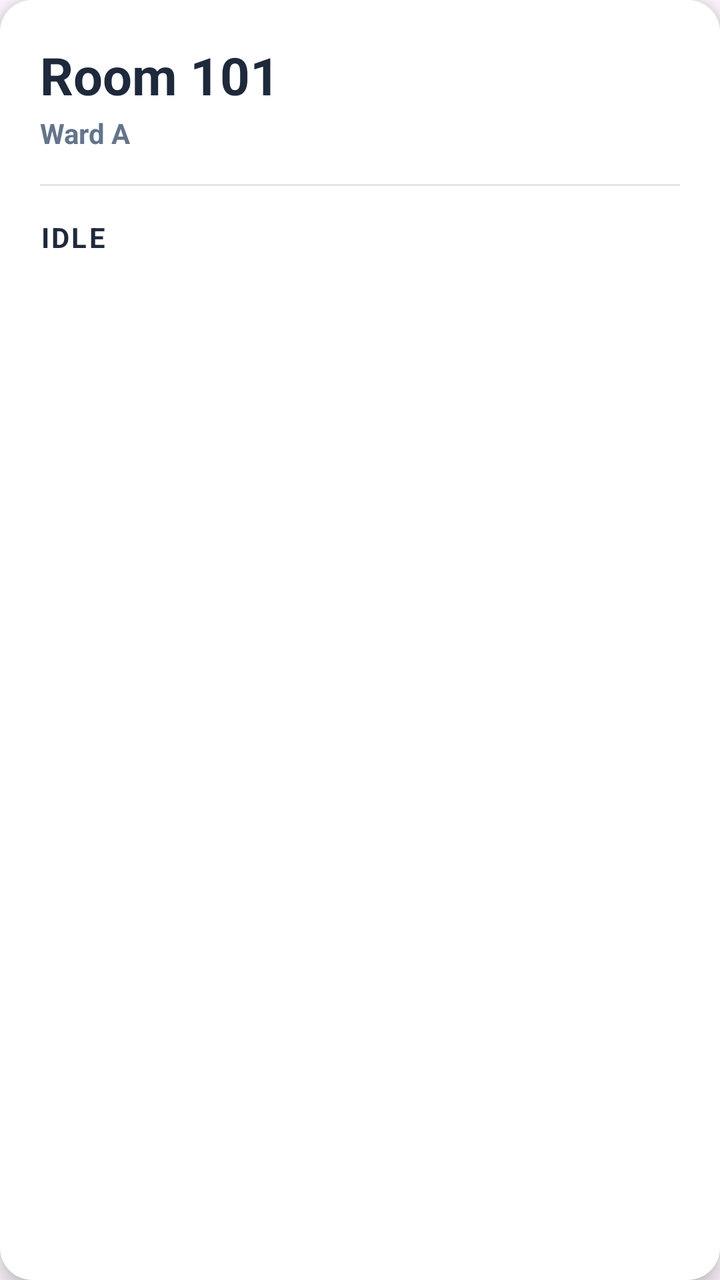
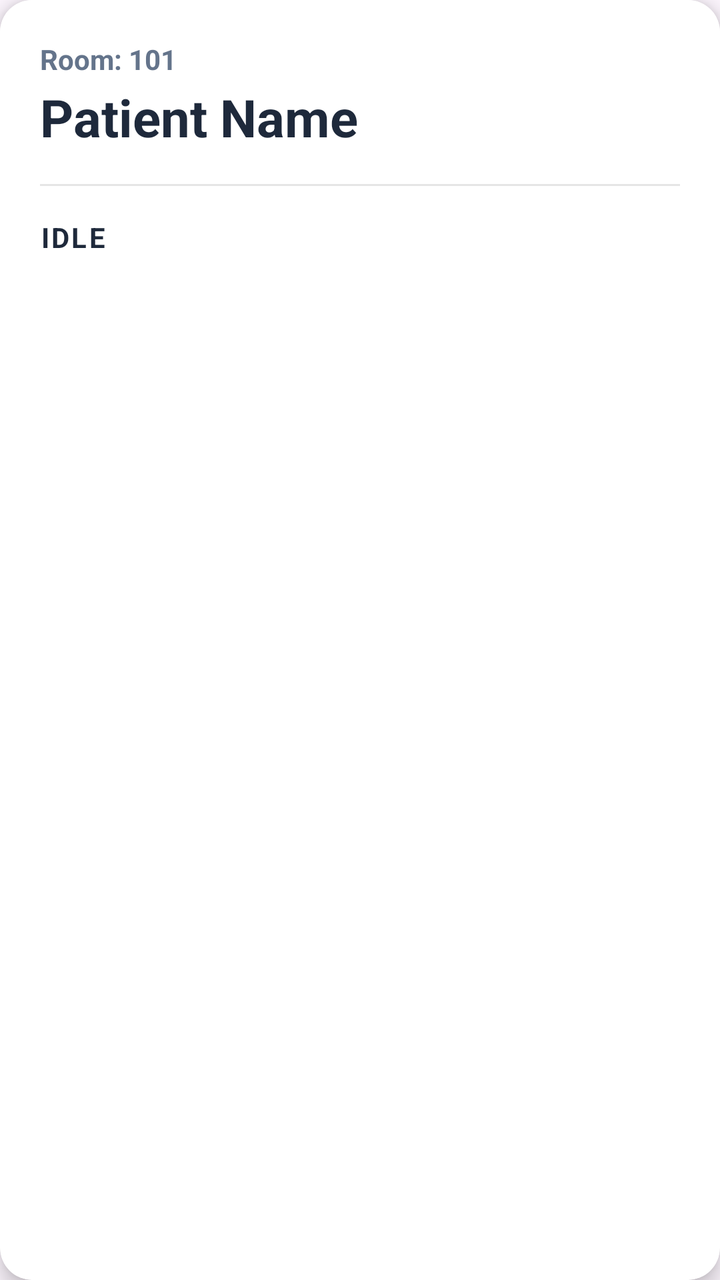

The first picture is an Android layout as it rendered before a commit; the second is the same layout after the commit. The layout source and the unified diff follow.
<!-- AndroidManifest.xml: application theme Theme.RoomCallingSystem -->
<!-- res/layout/item_room_card.xml -->
<?xml version="1.0" encoding="utf-8"?>
<androidx.cardview.widget.CardView xmlns:android="http://schemas.android.com/apk/res/android"
    xmlns:app="http://schemas.android.com/apk/res-auto"
    android:layout_width="match_parent"
    android:layout_height="wrap_content"
    android:layout_margin="10dp"
    app:cardCornerRadius="16dp"
    app:cardElevation="6dp">

    <LinearLayout
        android:id="@+id/cardBackground"
        android:layout_width="match_parent"
        android:layout_height="wrap_content"
        android:orientation="vertical"
        android:padding="20dp"
        android:background="#FFFFFF">

        <TextView
            android:id="@+id/tvRoomName"
            android:layout_width="wrap_content"
            android:layout_height="wrap_content"
            android:text="Room 101"
            android:textSize="26sp"
            android:textStyle="bold"
            android:textColor="#1E293B"/>

        <TextView
            android:id="@+id/tvStationName"
            android:layout_width="wrap_content"
            android:layout_height="wrap_content"
            android:text="Ward A"
            android:textSize="14sp"
            android:textColor="#64748B"
            android:textStyle="bold"
            android:layout_marginTop="2dp"/>

        <View
            android:layout_width="match_parent"
            android:layout_height="1dp"
            android:background="#1A000000"
            android:layout_marginTop="16dp"
            android:layout_marginBottom="16dp"/>

        <TextView
            android:id="@+id/tvStatus"
            android:layout_width="wrap_content"
            android:layout_height="wrap_content"
            android:text="IDLE"
            android:textSize="14sp"
            android:textStyle="bold"
            android:letterSpacing="0.08"
            android:textColor="#1E293B"/>

    </LinearLayout>
</androidx.cardview.widget.CardView>
<!-- resources referenced by this layout -->
<resources>
  <style name="Theme.RoomCallingSystem" parent="Base.Theme.RoomCallingSystem" />
  <style name="Base.Theme.RoomCallingSystem" parent="Theme.Material3.DayNight.NoActionBar">
          
          
      </style>
</resources>

<!-- the commit's change to res/layout/item_room_card.xml (unified diff, before → after) -->
@@ -16,22 +16,22 @@
         android:background="#FFFFFF">
 
         <TextView
+            android:id="@+id/tvRoomId"
+            android:layout_width="wrap_content"
+            android:layout_height="wrap_content"
+            android:text="Room: 101"
+            android:textSize="14sp"
+            android:textColor="#64748B"
+            android:textStyle="bold"/>
+
+        <TextView
             android:id="@+id/tvRoomName"
             android:layout_width="wrap_content"
             android:layout_height="wrap_content"
-            android:text="Room 101"
+            android:text="Patient Name"
             android:textSize="26sp"
             android:textStyle="bold"
-            android:textColor="#1E293B"/>
-
-        <TextView
-            android:id="@+id/tvStationName"
-            android:layout_width="wrap_content"
-            android:layout_height="wrap_content"
-            android:text="Ward A"
-            android:textSize="14sp"
-            android:textColor="#64748B"
-            android:textStyle="bold"
+            android:textColor="#1E293B"
             android:layout_marginTop="2dp"/>
 
         <View
